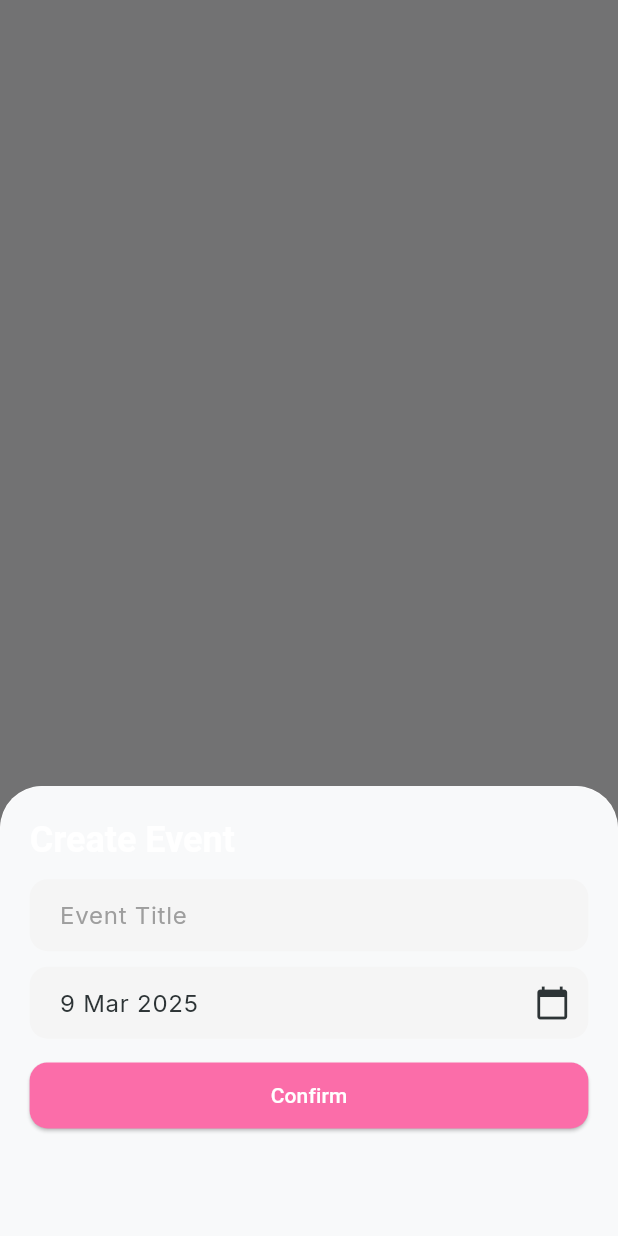
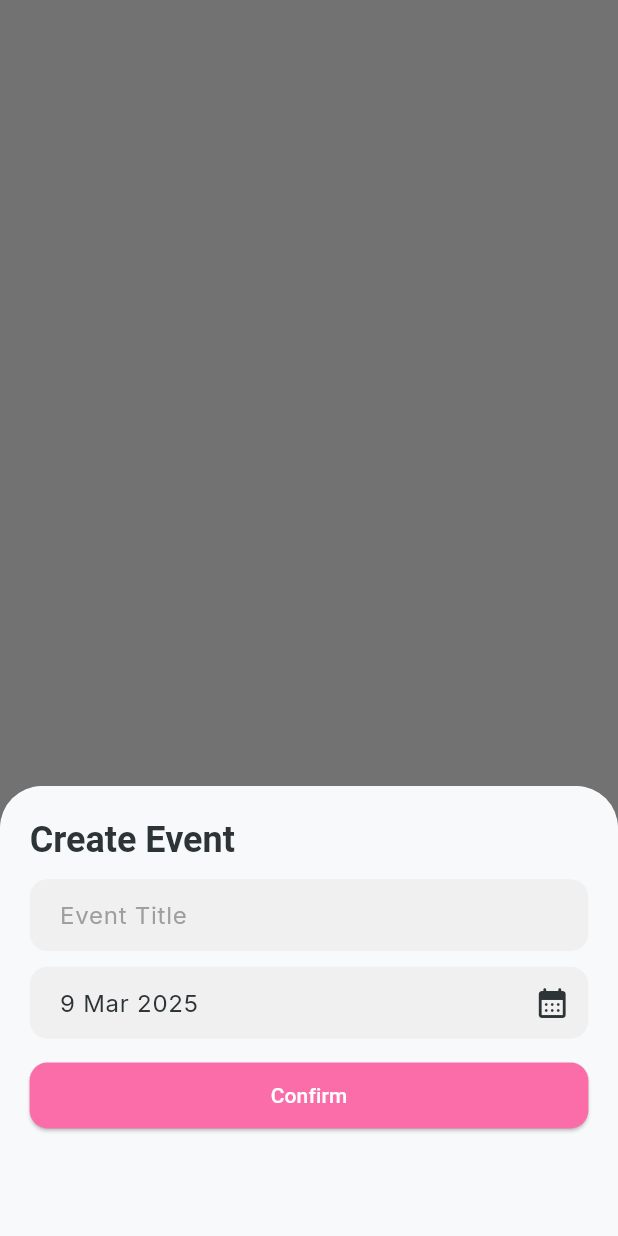
Before and after one commit to Daipayan0p/count-down, a Flutter app: what showEventPicker() shows on an empty page, opened directly, on a phone screen of 412 x 824 dp. Run offline on Flutter 3.47's test engine with Material 3 defaults, Android fonts, the phone set to English and light mode, and no system bars; our stand-ins replace firebase_core, flutter_screenutil, go_router, google_fonts, hive, hive_flutter; accounts and stored records are empty.

Commit message:
ios release

```diff
--- a/lib/src/core/theme/theme.dart
+++ b/lib/src/core/theme/theme.dart
@@ -75,7 +75,7 @@ final ThemeData lightTheme = ThemeData.light().copyWith(
     shadowColor: Colors.black.withOpacity(0.1),
   ),
   inputDecorationTheme: _baseInputDecorationTheme.copyWith(
-    fillColor: Colors.grey[100],
+    fillColor: Colors.grey[200]?.withValues(alpha: 0.8),
     hintStyle: TextStyle(color: Colors.grey[500]),
   ),
   elevatedButtonTheme: ElevatedButtonThemeData(
--- a/lib/src/features/event/presentation/widget/bottom_sheet.dart
+++ b/lib/src/features/event/presentation/widget/bottom_sheet.dart
@@ -52,6 +52,7 @@ Future<Event?> showEventPicker(BuildContext context) async {
                 "Create Event",
                 style: Theme.of(context).textTheme.headlineSmall?.copyWith(
                   fontWeight: FontWeight.bold,
+                  color: Theme.of(context).colorScheme.onSurface
                 ),
               ),
               SizedBox(height: 15.h),
@@ -74,7 +75,7 @@ Future<Event?> showEventPicker(BuildContext context) async {
                 decoration: const InputDecoration(
                   hintText: "Select Date",
                   border: OutlineInputBorder(),
-                  suffixIcon: Icon(Icons.calendar_today),
+                  suffixIcon: Icon(Icons.calendar_month_rounded),
                 ),
                 onTap: () async {
                   DateTime? newDate = await showDatePicker(
--- a/pubspec.yaml
+++ b/pubspec.yaml
@@ -45,6 +45,8 @@ dependencies:
   hive_flutter: ^1.1.0
   uuid: ^4.2.1
   path_provider: ^2.1.1
+  firebase_core: any
+
 
 dev_dependencies:
   flutter_test:
```
Also changed, not shown: firebase.json, lib/firebase_options.dart (added), pubspec.lock, 28 other files.
